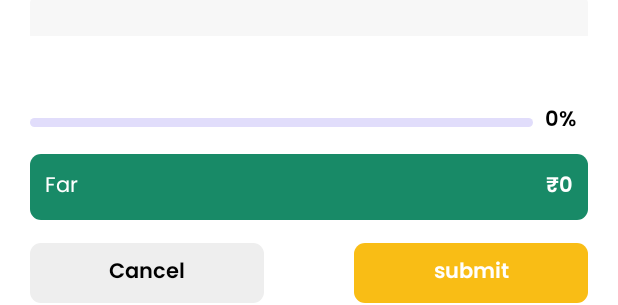
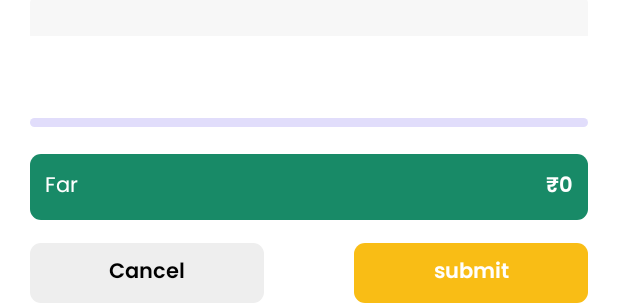
Before and after one commit to sivaneshkkf/Taxi-Bill, an Android app: the layout fragment_add_.xml on its own in the app's theme, with its tools: preview values and no code run, on a phone screen of 412 x 824 dp. Shown: the part 828-1133 px from the top of the screen. Run offline under Robolectric (Android 15) with nearby library versions, the phone set to English and light mode, and no system bars.

Commit message:
Siva Commit offic(16-12-2023 18:29)

```diff
--- a/app/src/main/res/layout/fragment_add_.xml
+++ b/app/src/main/res/layout/fragment_add_.xml
@@ -387,6 +387,11 @@
             android:layout_weight="1"
             android:layout_height="wrap_content">
 
+            <LinearLayout
+                android:layout_width="match_parent"
+                android:layout_height="wrap_content"
+                android:layout_gravity="bottom"
+                android:orientation="horizontal">
             <ProgressBar
                 android:id="@+id/progressBar"
                 style="?android:attr/progressBarStyleSmall"
@@ -395,21 +400,17 @@
                 android:layout_gravity="bottom"
                 android:indeterminateOnly="false"
                 android:layout_marginBottom="8dp"
+                android:layout_weight="1"
                 android:progressBackgroundTint="#E1DDFB"
                 android:progressDrawable="@drawable/progress_bar_linear"
                 android:progressTint="@color/endcolor" />
-            <ImageView
-                android:id="@+id/gif"
-                android:layout_width="50dp"
-                android:layout_height="50dp"
-                android:layout_marginBottom="3dp" />
-        </FrameLayout>
 
                 <LinearLayout
                     android:layout_width="wrap_content"
-                android:layout_height="match_parent"
-                android:layout_gravity="bottom"
-                android:gravity="bottom"
+                    android:layout_height="wrap_content"
+                    android:background="@color/transparent"
+                    android:visibility="gone"
+                    android:layout_marginBottom="-3dp"
                     android:orientation="horizontal">
 
                     <TextView
@@ -417,11 +418,18 @@
                         style="@style/poppins_semiBold_600"
                         android:layout_width="wrap_content"
                         android:layout_height="wrap_content"
-                    android:layout_gravity="bottom"
                         android:paddingHorizontal="8dp"
+                        android:background="@color/transparent"
                         android:text="0%"
                         android:textColor="@color/black" />
                 </LinearLayout>
+            </LinearLayout>
+            <ImageView
+                android:id="@+id/gif"
+                android:layout_width="50dp"
+                android:layout_height="50dp"
+                android:layout_marginBottom="3dp" />
+        </FrameLayout>
 
     </LinearLayout>
 
--- a/app/src/main/res/layout/fragment_home_.xml
+++ b/app/src/main/res/layout/fragment_home_.xml
@@ -112,6 +112,7 @@
             android:id="@+id/recyclerTripDetails"
             android:layout_width="match_parent"
             android:layout_height="wrap_content"
+            android:layout_marginBottom="50dp"
             app:layoutManager="androidx.recyclerview.widget.LinearLayoutManager"
             tools:listitem="@layout/recycler_trip_details"/>
     </LinearLayout>
```
Lines whose indentation alone changed are shown as unchanged.
